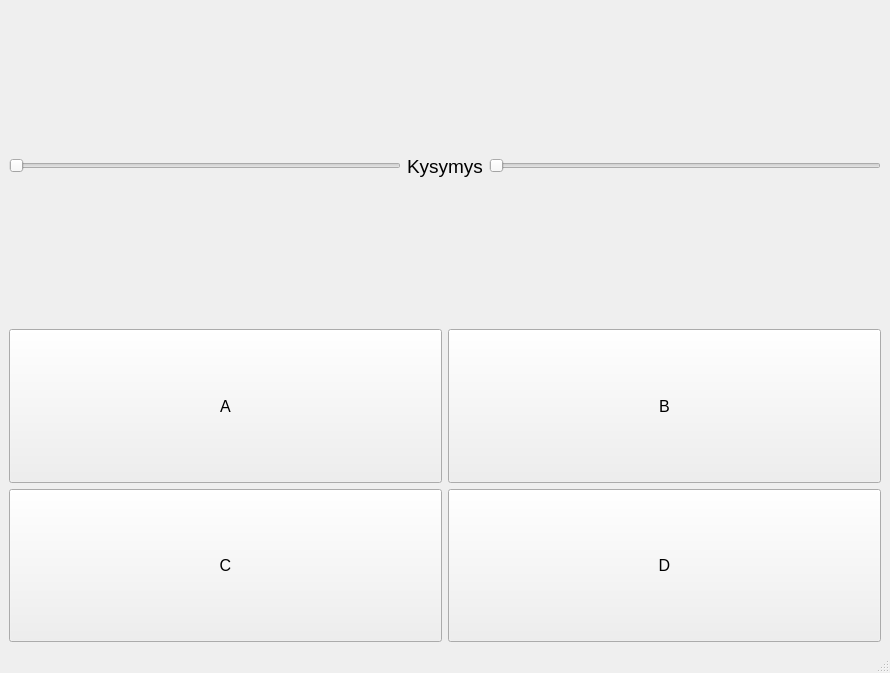
ClausHofman/pysideprojekti, file quiz.ui: the form before one commit.
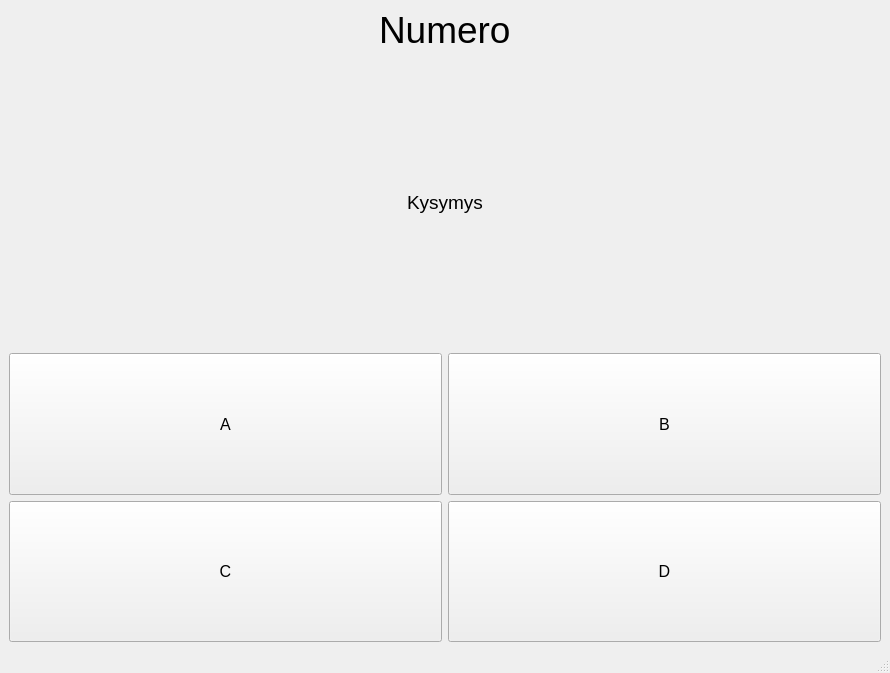
The form after the commit.

Commit message: napeille värit

Patch:
```diff
--- a/quiz.ui
+++ b/quiz.ui
@@ -15,16 +15,21 @@
   </property>
   <widget class="QWidget" name="centralwidget">
    <layout class="QVBoxLayout" name="verticalLayout">
+    <item alignment="Qt::AlignHCenter">
+     <widget class="QLabel" name="nro_label">
+      <property name="font">
+       <font>
+        <pointsize>28</pointsize>
+       </font>
+      </property>
+      <property name="text">
+       <string>Numero</string>
+      </property>
+     </widget>
+    </item>
     <item>
      <layout class="QHBoxLayout" name="horizontalLayout">
-      <item>
-       <widget class="QSlider" name="horizontalSlider">
-        <property name="orientation">
-         <enum>Qt::Horizontal</enum>
-        </property>
-       </widget>
-      </item>
-      <item>
+      <item alignment="Qt::AlignHCenter">
        <widget class="QLabel" name="label">
         <property name="sizePolicy">
          <sizepolicy hsizetype="Preferred" vsizetype="MinimumExpanding">
@@ -42,13 +47,6 @@
         </property>
        </widget>
       </item>
-      <item>
-       <widget class="QSlider" name="horizontalSlider_2">
-        <property name="orientation">
-         <enum>Qt::Horizontal</enum>
-        </property>
-       </widget>
-      </item>
      </layout>
     </item>
     <item>
```
The commit also changes 2 other files.
